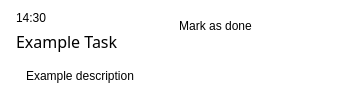
Qt form uis/res/ui_note_entry.ui (GorgeousOne/TaskManagementApp) before a commit.
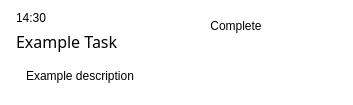
The same form after that commit. Icons and pictures are not drawn.

Diff of the .ui file:
```diff
--- a/uis/res/ui_note_entry.ui
+++ b/uis/res/ui_note_entry.ui
@@ -12,7 +12,7 @@
   </property>
   <property name="styleSheet">
    <string notr="true">font: 25 12pt &quot;Segoe UI Light&quot;;
-background-color: rgba(0, 0, 0, 0)</string>
+background: rgba(0, 0, 0, 0)</string>
   </property>
   <property name="frameShape">
    <enum>QFrame::StyledPanel</enum>
@@ -110,7 +110,7 @@
          <string notr="true">.QPushButton {
 	border: 0px solid;
 	border-radius: 20px;
-	background-color: rgba(0, 0, 0, 0);
+	background: rgba(0, 0, 0, 0);
 }
 .QPushButton:hover:!pressed {
 	background-color: rgba(0, 0, 0, 20);
@@ -118,7 +118,7 @@
         </property>
         <layout class="QHBoxLayout" name="horizontalLayout">
          <property name="spacing">
-          <number>5</number>
+          <number>0</number>
          </property>
          <property name="leftMargin">
           <number>5</number>
@@ -148,7 +148,7 @@
 	</string>
            </property>
            <property name="text">
-            <string>Mark as done</string>
+            <string>Complete</string>
            </property>
           </widget>
          </item>
```
Left out of the diff: 8 changed lines with no effect on the pictures.
